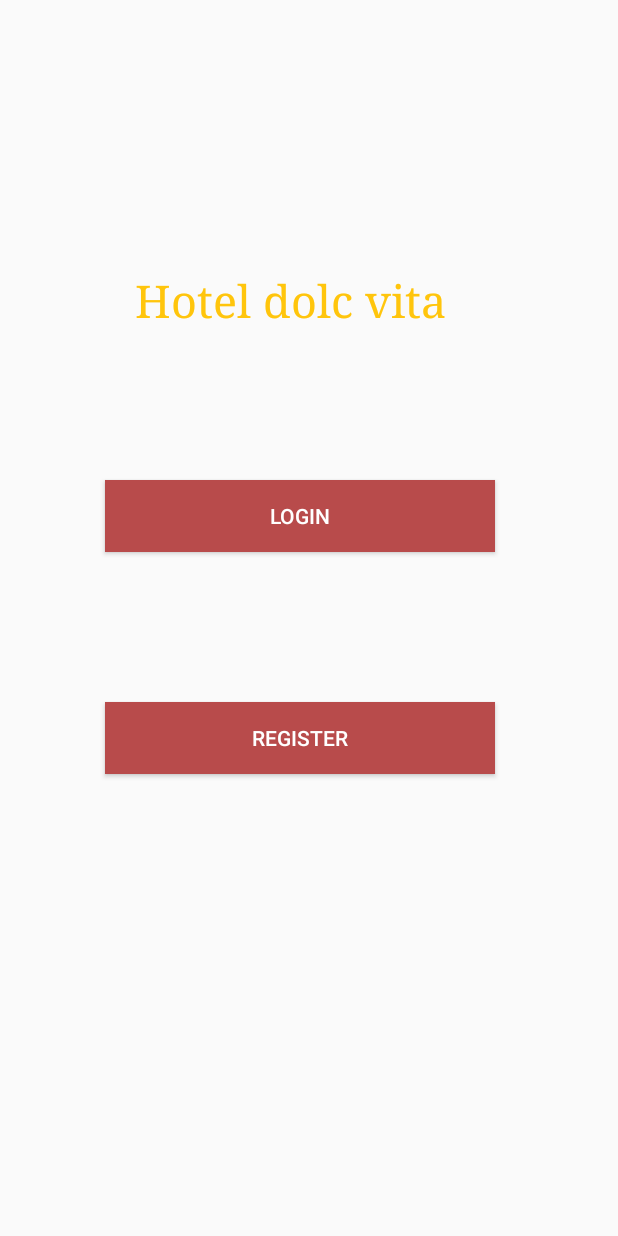
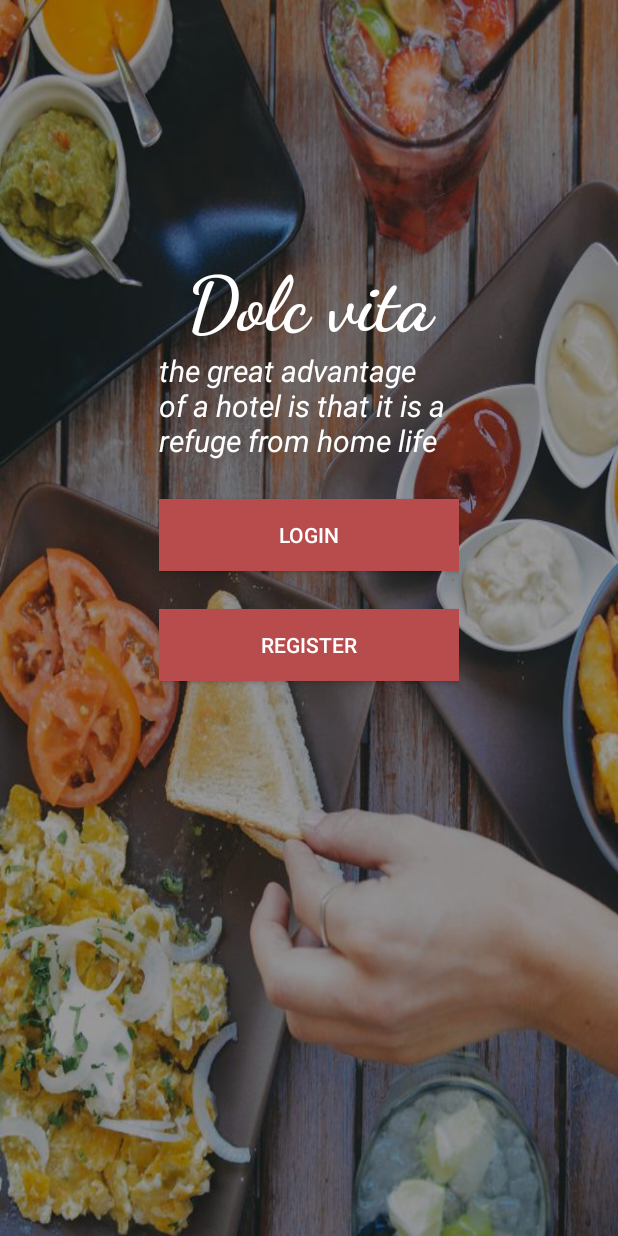
Before and after one commit to winstonjaysa/contact4, an Android app: the layout activity_frontpage.xml on its own in the app's theme, with its tools: preview values and no code run, on a phone screen of 412 x 824 dp. Run offline under Robolectric (Android 15) with nearby library versions, the phone set to English and light mode, and no system bars.

Commit message:
frontpagehutho

```diff
--- a/app/src/main/res/layout/activity_frontpage.xml
+++ b/app/src/main/res/layout/activity_frontpage.xml
@@ -7,43 +7,72 @@
     android:layout_height="match_parent"
     tools:context=".frontpage">
 
+
+
+    <ImageView
+        android:layout_width="match_parent"
+        android:layout_height="match_parent"
+        android:layout_alignParentStart="true"
+        android:layout_alignParentTop="true"
+        android:scaleType="fitXY"
+        android:src="@drawable/foodbg" />
+
+    <RelativeLayout
+        android:layout_width="wrap_content"
+        android:layout_height="match_parent"
+        android:layout_marginBottom="-220dp"
+        android:layout_centerInParent="true">
+
     <TextView
-        android:layout_width="wrap_content"
+        android:id="@+id/txtSlogan"
+        android:layout_width="200dp"
         android:layout_height="wrap_content"
-        android:textSize="30dp"
-        android:textColor="@color/colorPrimary1"
-        android:fontFamily="serif"
-        android:text="Hotel dolc vita"
-        android:layout_marginLeft="90dp"
-        android:layout_marginTop="180dp"
-        android:id="@+id/tv"
-        ></TextView>
+        android:layout_alignParentTop="true"
+        android:layout_centerInParent="true"
+        android:layout_centerHorizontal="true"
+        android:layout_marginTop="281dp"
+        android:fontFamily="cursive"
+        android:gravity="center"
+        android:text="Dolc vita"
+        android:textColor="@color/white"
+        android:textSize="50dp"
+        android:textStyle="bold" />
+
+    <TextView
+        android:layout_width="200dp"
+        android:layout_height="wrap_content"
+        android:layout_below="@+id/txtSlogan"
+        android:textColor="@color/white"
+        android:textSize="20dp"
+        android:text="@string/Slogan"
+        android:textStyle="italic"
+        android:layout_centerInParent="true"
+        android:id="@+id/textView"/>
 
     <Button
-        android:layout_width="260dp"
+        android:layout_width="200dp"
         android:layout_height="wrap_content"
+        android:text="Login"
+        android:layout_below="@+id/textView"
         android:background="@color/colorPrimary"
-        android:text="Login"
-        android:layout_below="@+id/tv"
+        android:textColor="@color/white"
+        android:layout_centerInParent="true"
+        android:layout_marginTop="25sp"
         android:id="@+id/btn"
-        android:layout_marginLeft="70dp"
-        android:layout_marginTop="100dp"
-        android:textColor="#FFFFFF"
-        android:onClick="button1"
+        android:onClick="login"/>
 
-        />
+        <Button
+            android:layout_width="200dp"
+            android:layout_height="wrap_content"
+            android:layout_below="@+id/btn"
+            android:layout_centerHorizontal="true"
+            android:layout_marginTop="25sp"
+            android:layout_marginBottom="219dp"
+            android:background="@color/colorPrimary"
+            android:text="Register"
+            android:textColor="@color/white"
+            android:onClick="register"/>
+    </RelativeLayout>
 
-    <Button
-        android:layout_width="260dp"
-        android:layout_height="wrap_content"
-        android:background="@color/colorPrimary"
-        android:text="Register"
-        android:layout_below="@+id/btn"
-        android:id="@+id/btn2"
-        android:layout_marginLeft="70dp"
-        android:layout_marginTop="100dp"
-        android:textColor="#FFFFFF"
-        android:onClick="button2"
 
-        />
 </RelativeLayout>
--- a/app/src/main/res/values/strings.xml
+++ b/app/src/main/res/values/strings.xml
@@ -11,6 +11,7 @@
     <string name="delete">delete</string>
     <string name="amount">Amount :</string>
     <string name="this_page_is_currently_under_n_development">This page is currently under   development</string>
+    <string name="Slogan">the great advantage of a hotel is that it is a refuge from home life</string>
 
     <string-array name="meal">
         <item>Pizza</item>
```
Also changed, not shown: app/src/main/AndroidManifest.xml (+9 -8 lines), app/src/main/java/com/example/contact/controller.java (added, +67 -0 lines), app/src/main/java/com/example/contact/frontpage.java (+11 -1 lines), app/src/main/java/com/example/contact/location.java (added, +47 -0 lines), app/src/main/java/com/example/contact/locationlist.java (added, +14 -0 lines), app/src/main/res/layout/activity_locationlist.xml (added, +19 -0 lines), app/src/main/res/drawable/foodbg.jpg (added).
